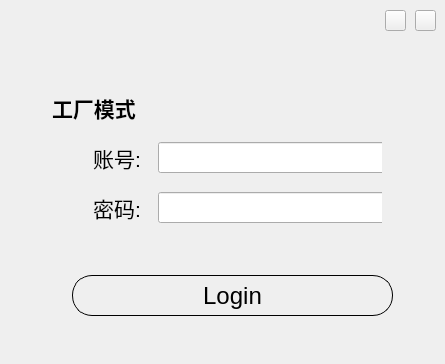
Qt form InterfacialDesign/Login/loginform.ui (xb985547608/VIDICON) before a commit.
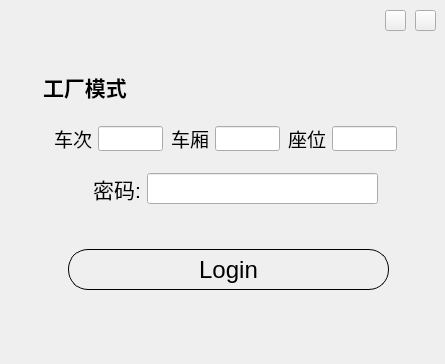
The same form after that commit. Icons and pictures are not drawn.

Patch:
```diff
--- a/InterfacialDesign/Login/loginform.ui
+++ b/InterfacialDesign/Login/loginform.ui
@@ -31,8 +31,8 @@
   <widget class="QPushButton" name="btnLogin">
    <property name="geometry">
     <rect>
-     <x>72</x>
-     <y>275</y>
+     <x>68</x>
+     <y>249</y>
      <width>321</width>
      <height>41</height>
     </rect>
@@ -107,7 +107,7 @@
    <property name="geometry">
     <rect>
      <x>100</x>
-     <y>236</y>
+     <y>212</y>
      <width>261</width>
      <height>31</height>
     </rect>
@@ -127,148 +127,11 @@
     <set>Qt::AlignCenter</set>
    </property>
   </widget>
-  <widget class="QWidget" name="layoutWidget">
-   <property name="geometry">
-    <rect>
-     <x>80</x>
-     <y>140</y>
-     <width>302</width>
-     <height>85</height>
-    </rect>
-   </property>
-   <layout class="QVBoxLayout" name="verticalLayout">
-    <property name="spacing">
-     <number>17</number>
-    </property>
-    <item>
-     <layout class="QHBoxLayout" name="horizontalLayout">
-      <item>
-       <widget class="QLabel" name="label_3">
-        <property name="minimumSize">
-         <size>
-          <width>61</width>
-          <height>31</height>
-         </size>
-        </property>
-        <property name="maximumSize">
-         <size>
-          <width>61</width>
-          <height>31</height>
-         </size>
-        </property>
-        <property name="font">
-         <font>
-          <pointsize>16</pointsize>
-         </font>
-        </property>
-        <property name="text">
-         <string>账号:</string>
-        </property>
-        <property name="alignment">
-         <set>Qt::AlignRight|Qt::AlignTrailing|Qt::AlignVCenter</set>
-        </property>
-       </widget>
-      </item>
-      <item>
-       <widget class="QLineEdit" name="user">
-        <property name="minimumSize">
-         <size>
-          <width>231</width>
-          <height>31</height>
-         </size>
-        </property>
-        <property name="maximumSize">
-         <size>
-          <width>231</width>
-          <height>31</height>
-         </size>
-        </property>
-        <property name="font">
-         <font>
-          <pointsize>16</pointsize>
-         </font>
-        </property>
-        <property name="styleSheet">
-         <string notr="true"/>
-        </property>
-        <property name="text">
-         <string/>
-        </property>
-        <property name="echoMode">
-         <enum>QLineEdit::Normal</enum>
-        </property>
-       </widget>
-      </item>
-     </layout>
-    </item>
-    <item>
-     <layout class="QHBoxLayout" name="horizontalLayout_2">
-      <item>
-       <widget class="QLabel" name="label_2">
-        <property name="minimumSize">
-         <size>
-          <width>61</width>
-          <height>31</height>
-         </size>
-        </property>
-        <property name="maximumSize">
-         <size>
-          <width>61</width>
-          <height>31</height>
-         </size>
-        </property>
-        <property name="font">
-         <font>
-          <pointsize>16</pointsize>
-         </font>
-        </property>
-        <property name="text">
-         <string>密码:</string>
-        </property>
-        <property name="alignment">
-         <set>Qt::AlignRight|Qt::AlignTrailing|Qt::AlignVCenter</set>
-        </property>
-       </widget>
-      </item>
-      <item>
-       <widget class="QLineEdit" name="password">
-        <property name="minimumSize">
-         <size>
-          <width>231</width>
-          <height>31</height>
-         </size>
-        </property>
-        <property name="maximumSize">
-         <size>
-          <width>231</width>
-          <height>31</height>
-         </size>
-        </property>
-        <property name="font">
-         <font>
-          <pointsize>16</pointsize>
-         </font>
-        </property>
-        <property name="styleSheet">
-         <string notr="true"/>
-        </property>
-        <property name="text">
-         <string/>
-        </property>
-        <property name="echoMode">
-         <enum>QLineEdit::Normal</enum>
-        </property>
-       </widget>
-      </item>
-     </layout>
-    </item>
-   </layout>
-  </widget>
   <widget class="QLabel" name="label">
    <property name="geometry">
     <rect>
-     <x>52</x>
-     <y>93</y>
+     <x>43</x>
+     <y>72</y>
      <width>101</width>
      <height>30</height>
     </rect>
@@ -291,8 +154,8 @@
   <widget class="QWidget" name="sbFactoryMode" native="true">
    <property name="geometry">
     <rect>
-     <x>159</x>
-     <y>91</y>
+     <x>150</x>
+     <y>70</y>
      <width>94</width>
      <height>35</height>
     </rect>
@@ -313,6 +176,261 @@
     <string notr="true">border-image:url()</string>
    </property>
   </widget>
+  <widget class="QWidget" name="layoutWidget">
+   <property name="geometry">
+    <rect>
+     <x>80</x>
+     <y>172</y>
+     <width>300</width>
+     <height>33</height>
+    </rect>
+   </property>
+   <layout class="QHBoxLayout" name="horizontalLayout_2">
+    <item>
+     <widget class="QLabel" name="label_2">
+      <property name="minimumSize">
+       <size>
+        <width>61</width>
+        <height>31</height>
+       </size>
+      </property>
+      <property name="maximumSize">
+       <size>
+        <width>61</width>
+        <height>31</height>
+       </size>
+      </property>
+      <property name="font">
+       <font>
+        <pointsize>16</pointsize>
+       </font>
+      </property>
+      <property name="text">
+       <string>密码:</string>
+      </property>
+      <property name="alignment">
+       <set>Qt::AlignRight|Qt::AlignTrailing|Qt::AlignVCenter</set>
+      </property>
+     </widget>
+    </item>
+    <item>
+     <widget class="QLineEdit" name="password">
+      <property name="minimumSize">
+       <size>
+        <width>231</width>
+        <height>31</height>
+       </size>
+      </property>
+      <property name="maximumSize">
+       <size>
+        <width>231</width>
+        <height>31</height>
+       </size>
+      </property>
+      <property name="font">
+       <font>
+        <pointsize>16</pointsize>
+       </font>
+      </property>
+      <property name="styleSheet">
+       <string notr="true"/>
+      </property>
+      <property name="text">
+       <string/>
+      </property>
+      <property name="echoMode">
+       <enum>QLineEdit::Normal</enum>
+      </property>
+     </widget>
+    </item>
+   </layout>
+  </widget>
+  <widget class="QWidget" name="layoutWidget">
+   <property name="geometry">
+    <rect>
+     <x>52</x>
+     <y>125</y>
+     <width>350</width>
+     <height>27</height>
+    </rect>
+   </property>
+   <layout class="QHBoxLayout" name="horizontalLayout">
+    <item>
+     <widget class="QLabel" name="label_3">
+      <property name="minimumSize">
+       <size>
+        <width>40</width>
+        <height>25</height>
+       </size>
+      </property>
+      <property name="maximumSize">
+       <size>
+        <width>40</width>
+        <height>25</height>
+       </size>
+      </property>
+      <property name="font">
+       <font>
+        <pointsize>14</pointsize>
+       </font>
+      </property>
+      <property name="text">
+       <string>车次</string>
+      </property>
+      <property name="alignment">
+       <set>Qt::AlignRight|Qt::AlignTrailing|Qt::AlignVCenter</set>
+      </property>
+     </widget>
+    </item>
+    <item>
+     <widget class="QLineEdit" name="trainNum">
+      <property name="minimumSize">
+       <size>
+        <width>65</width>
+        <height>25</height>
+       </size>
+      </property>
+      <property name="maximumSize">
+       <size>
+        <width>65</width>
+        <height>25</height>
+       </size>
+      </property>
+      <property name="font">
+       <font>
+        <pointsize>16</pointsize>
+       </font>
+      </property>
+      <property name="styleSheet">
+       <string notr="true"/>
+      </property>
+      <property name="text">
+       <string/>
+      </property>
+      <property name="maxLength">
+       <number>5</number>
+      </property>
+      <property name="echoMode">
+       <enum>QLineEdit::Normal</enum>
+      </property>
+     </widget>
+    </item>
+    <item>
+     <widget class="QLabel" name="label_4">
+      <property name="minimumSize">
+       <size>
+        <width>40</width>
+        <height>25</height>
+       </size>
+      </property>
+      <property name="maximumSize">
+       <size>
+        <width>40</width>
+        <height>25</height>
+       </size>
+      </property>
+      <property name="font">
+       <font>
+        <pointsize>14</pointsize>
+       </font>
+      </property>
+      <property name="text">
+       <string>车厢</string>
+      </property>
+      <property name="alignment">
+       <set>Qt::AlignRight|Qt::AlignTrailing|Qt::AlignVCenter</set>
+      </property>
+     </widget>
+    </item>
+    <item>
+     <widget class="QLineEdit" name="coachNum">
+      <property name="minimumSize">
+       <size>
+        <width>65</width>
+        <height>25</height>
+       </size>
+      </property>
+      <property name="maximumSize">
+       <size>
+        <width>65</width>
+        <height>25</height>
+       </size>
+      </property>
+      <property name="font">
+       <font>
+        <pointsize>16</pointsize>
+       </font>
+      </property>
+      <property name="styleSheet">
+       <string notr="true"/>
+      </property>
+      <property name="maxLength">
+       <number>5</number>
+      </property>
+      <property name="echoMode">
+       <enum>QLineEdit::Normal</enum>
+      </property>
+     </widget>
+    </item>
+    <item>
+     <widget class="QLabel" name="label_5">
+      <property name="minimumSize">
+       <size>
+        <width>40</width>
+        <height>25</height>
+       </size>
+      </property>
+      <property name="maximumSize">
+       <size>
+        <width>40</width>
+        <height>25</height>
+       </size>
+      </property>
+      <property name="font">
+       <font>
+        <pointsize>14</pointsize>
+       </font>
+      </property>
+      <property name="text">
+       <string>座位</string>
+      </property>
+      <property name="alignment">
+       <set>Qt::AlignRight|Qt::AlignTrailing|Qt::AlignVCenter</set>
+      </property>
+     </widget>
+    </item>
+    <item>
+     <widget class="QLineEdit" name="seatNum">
+      <property name="minimumSize">
+       <size>
+        <width>65</width>
+        <height>25</height>
+       </size>
+      </property>
+      <property name="maximumSize">
+       <size>
+        <width>65</width>
+        <height>25</height>
+       </size>
+      </property>
+      <property name="font">
+       <font>
+        <pointsize>16</pointsize>
+       </font>
+      </property>
+      <property name="styleSheet">
+       <string notr="true"/>
+      </property>
+      <property name="maxLength">
+       <number>5</number>
+      </property>
+      <property name="echoMode">
+       <enum>QLineEdit::Normal</enum>
+      </property>
+     </widget>
+    </item>
+   </layout>
+  </widget>
  </widget>
  <tabstops>
   <tabstop>user</tabstop>
```
Left out of the diff: 4 changed lines with no effect on the pictures.
